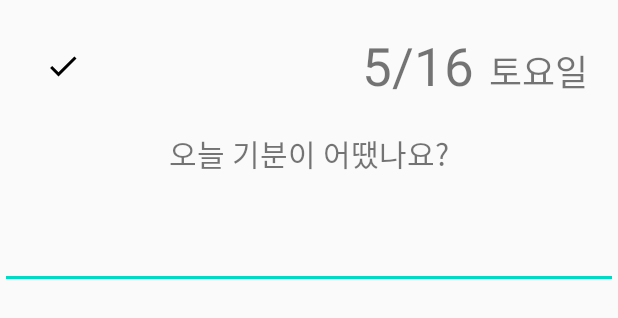
After one commit to puredouble/forydiary2, an Android app: the layout fragment_add2.xml on its own in the app's theme, with its tools: preview values and no code run, on a phone screen of 412 x 824 dp. The commit adds this screen. Shown: the top 318 px of the screen. Run offline under Robolectric (Android 15) with nearby library versions, the phone set to English and light mode, and no system bars.

Commit message:
화면 개발 중ˆ

```diff
--- /dev/null
+++ b/app/src/main/res/drawable/ic_done_black_24dp.xml
@@ -0,0 +1,9 @@
+<vector xmlns:android="http://schemas.android.com/apk/res/android"
+    android:width="24dp"
+    android:height="24dp"
+    android:viewportWidth="24"
+    android:viewportHeight="24">
+  <path
+      android:pathData="M9,16.2L4.8,12l-1.4,1.4L9,19 21,7l-1.4,-1.4L9,16.2z"
+      android:fillColor="#000000"/>
+</vector>
--- /dev/null
+++ b/app/src/main/res/layout/fragment_add2.xml
@@ -0,0 +1,81 @@
+<?xml version="1.0" encoding="utf-8"?>
+<LinearLayout xmlns:android="http://schemas.android.com/apk/res/android"
+    xmlns:app="http://schemas.android.com/apk/res-auto"
+    xmlns:tools="http://schemas.android.com/tools"
+    android:layout_width="match_parent"
+    android:layout_height="match_parent"
+    android:orientation="vertical"
+    tools:context=".fragment.MoreFragment$Add2Fragment" >
+
+    <Space
+        android:layout_width="match_parent"
+        android:layout_height="20dp" />
+
+    <LinearLayout
+        android:layout_width="match_parent"
+        android:layout_height="wrap_content"
+        android:orientation="horizontal">
+
+        <Space
+            android:layout_width="30dp"
+            android:layout_height="wrap_content" />
+
+        <ImageButton
+            android:id="@+id/btnSave"
+            android:layout_width="wrap_content"
+            android:layout_height="match_parent"
+            android:background="@android:color/transparent"
+            android:src="@drawable/ic_done_black_24dp" />
+
+        <Space
+            android:layout_width="72dp"
+            android:layout_height="wrap_content"
+            android:layout_weight="1" />
+
+        <TextView
+            android:id="@+id/txtDate"
+            android:layout_width="wrap_content"
+            android:layout_height="wrap_content"
+            android:text="5/16"
+            android:textSize="35dp" />
+
+        <Space
+            android:layout_width="10dp"
+            android:layout_height="wrap_content" />
+
+        <TextView
+            android:id="@+id/txtDayOfWeek"
+            android:layout_width="wrap_content"
+            android:layout_height="wrap_content"
+            android:text="토요일"
+            android:textSize="24dp" />
+
+        <Space
+            android:layout_width="20dp"
+            android:layout_height="wrap_content" />
+    </LinearLayout>
+
+    <Space
+        android:layout_width="match_parent"
+        android:layout_height="20dp" />
+
+    <TextView
+        android:id="@+id/textView2"
+        android:layout_width="match_parent"
+        android:layout_height="wrap_content"
+        android:gravity="center"
+        android:text="오늘 기분이 어땠나요?"
+        android:textSize="20sp" />
+
+    <Space
+        android:layout_width="match_parent"
+        android:layout_height="30dp" />
+
+    <EditText
+        android:id="@+id/mtxtContent"
+        android:layout_width="match_parent"
+        android:layout_height="wrap_content"
+        android:ems="10"
+        android:gravity="start|top"
+        android:inputType="textMultiLine" />
+</LinearLayout>
--- /dev/null
+++ b/app/src/main/res/layout/fragment_detail.xml
@@ -0,0 +1,6 @@
+<?xml version="1.0" encoding="utf-8"?>
+<FrameLayout xmlns:android="http://schemas.android.com/apk/res/android"
+    xmlns:tools="http://schemas.android.com/tools"
+    android:layout_width="match_parent"
+    android:layout_height="match_parent"
+    tools:context=".fragment.DetailFragment"/>
```
Also changed, not shown: app/src/main/java/me/puredouble/forydiary2/MainActivity.java (+10 -2 lines), app/src/main/java/me/puredouble/forydiary2/callback/FragmentChangeCallback.java (added, +9 -0 lines), app/src/main/java/me/puredouble/forydiary2/common/enums/Emotion.java (added, +11 -0 lines), app/src/main/java/me/puredouble/forydiary2/fragment/Add2Fragment.java (added, +64 -0 lines), app/src/main/java/me/puredouble/forydiary2/fragment/AddFragment.java (+28 -7 lines), app/src/main/java/me/puredouble/forydiary2/fragment/DetailFragment.java (added, +38 -0 lines), app/src/main/res/drawable/ic_create_black_24dp.xml (added, +9 -0 lines), app/src/main/res/layout/fragment_calendar.xml (+7 -4 lines).
